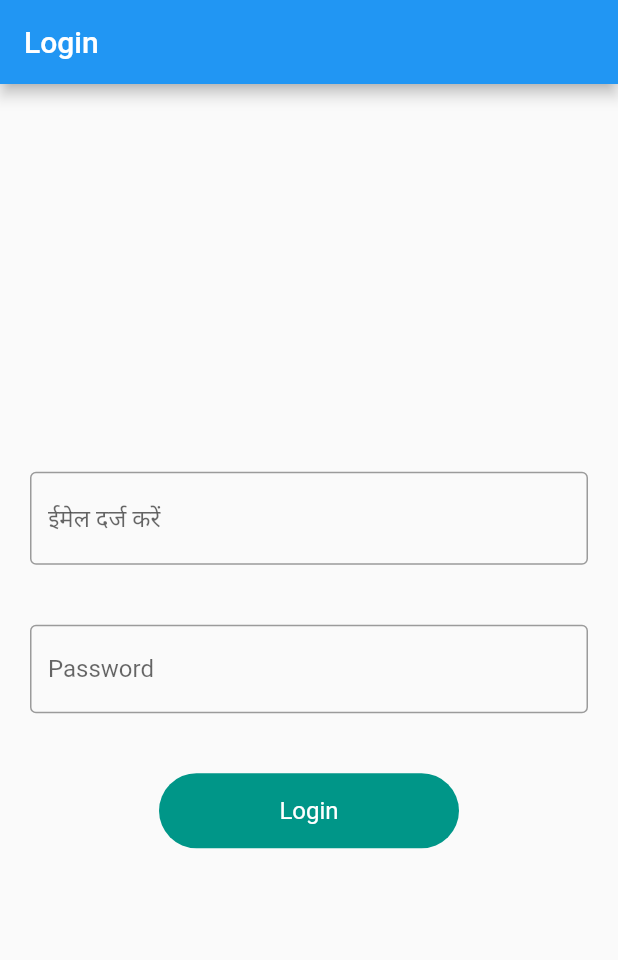
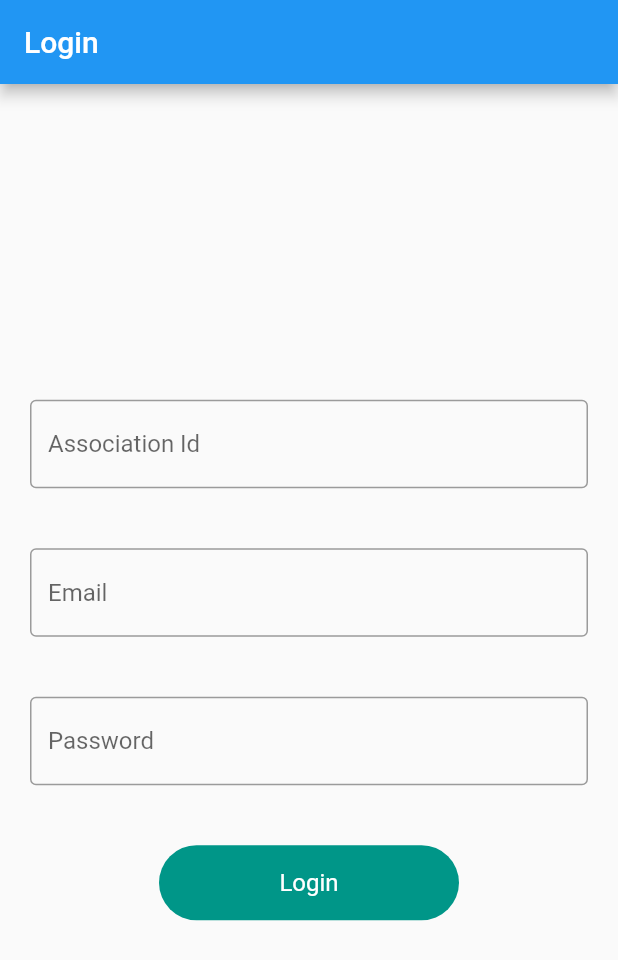
Before and after one commit to SanjukumarPukale/api_intigrate_getx_demo, a Flutter app: the screen it shows after launch, on a phone screen of 412 x 824 dp. Shown: the top 960 px of the screen. Run offline on Flutter 3.47's test engine with Material 2 defaults, Android fonts, the light colour scheme and no system bars; our stand-ins replace fluttertoast, get, shared_preferences; missing offline and left inert: shared_preferences_web.

Commit message:
new login api integrated

```diff
--- a/lib/main.dart
+++ b/lib/main.dart
@@ -13,7 +13,8 @@ class MyApp extends StatelessWidget {
     return GetMaterialApp(
       title: 'Flutter Demo',
       translations: Languages(),
-      locale: Locale('hi', 'IN'),
+      // locale: Locale('hi', 'IN'),
+      locale: Locale('en', 'US'),
       fallbackLocale: Locale('en', 'US'),
       theme: ThemeData(
         primarySwatch: Colors.blue,
--- a/lib/models/login/user_model.dart
+++ b/lib/models/login/user_model.dart
@@ -1,15 +1,44 @@
 class UserModel {
-  String? token;
+  String? accessToken;
+  int? expiresIn;
+  int? refreshExpiresIn;
+  String? refreshToken;
+  String? tokenType;
+  int? notBeforePolicy;
+  String? sessionState;
+  String? scope;
 
-  UserModel({this.token});
+  UserModel(
+      {this.accessToken,
+      this.expiresIn,
+      this.refreshExpiresIn,
+      this.refreshToken,
+      this.tokenType,
+      this.notBeforePolicy,
+      this.sessionState,
+      this.scope});
 
   UserModel.fromJson(Map<String, dynamic> json) {
-    token = json['token'];
+    accessToken = json['access_token'];
+    expiresIn = json['expires_in'];
+    refreshExpiresIn = json['refresh_expires_in'];
+    refreshToken = json['refresh_token'];
+    tokenType = json['token_type'];
+    notBeforePolicy = json['not-before-policy'];
+    sessionState = json['session_state'];
+    scope = json['scope'];
   }
 
   Map<String, dynamic> toJson() {
     final Map<String, dynamic> data = new Map<String, dynamic>();
-    data['token'] = this.token;
+    data['access_token'] = this.accessToken;
+    data['expires_in'] = this.expiresIn;
+    data['refresh_expires_in'] = this.refreshExpiresIn;
+    data['refresh_token'] = this.refreshToken;
+    data['token_type'] = this.tokenType;
+    data['not-before-policy'] = this.notBeforePolicy;
+    data['session_state'] = this.sessionState;
+    data['scope'] = this.scope;
     return data;
   }
 }
--- a/lib/res/getx_localization/language.dart
+++ b/lib/res/getx_localization/language.dart
@@ -1,6 +1,4 @@
-
-
-import 'package:get/get.dart';
+import 'package:api_intigrate_getx_demo/res/routes/app_exports.dart';
 
 class Languages extends Translations {
 
@@ -9,6 +7,7 @@ class Languages extends Translations {
   static const String welcomeBackText = 'welcome_back';
   static const String login = 'login';
   static const String passwordHint = 'password_hint';
+  static const String associationIdHint = 'association_id';
 
   @override
   Map<String, Map<String, String>> get keys => {
@@ -17,7 +16,8 @@ class Languages extends Translations {
       'password_hint': 'Password',
       'internet_exception': "we're unable to show results.\n Please check your data\n connection.",
       'welcome_back': "'Welcome\nBack'",
-      'login': 'Login'
+      'login': 'Login',
+      'association_id': 'Association Id'
     },
     'hi_IN': {
       'email_hint': 'ईमेल दर्ज करें'
--- a/lib/res/routes/app_exports.dart
+++ b/lib/res/routes/app_exports.dart
@@ -32,3 +32,5 @@ export 'package:api_intigrate_getx_demo/repository/home_repository/home_reposito
 export 'package:api_intigrate_getx_demo/models/login/user_model.dart';
 export 'package:api_intigrate_getx_demo/repository/login_repository/login_repository.dart';
 export 'package:shared_preferences/shared_preferences.dart';
+export 'package:crypto/crypto.dart';
+export 'package:api_intigrate_getx_demo/view/login/widgets/input_assosiation_id.dart';
--- a/lib/view/login/login_view.dart
+++ b/lib/view/login/login_view.dart
@@ -1,4 +1,5 @@
 import 'package:api_intigrate_getx_demo/res/routes/app_exports.dart';
+
 
 class LoginView extends StatefulWidget {
   const LoginView({ Key? key }) : super(key: key);
@@ -27,6 +28,8 @@ class _LoginViewState extends State<LoginView> {
             mainAxisAlignment: MainAxisAlignment.center,
             crossAxisAlignment: CrossAxisAlignment.center,
             children: [
+             InputAssociationId(),
+             SizedBox(height: 40,),
              InputEmailWidget(),
               SizedBox(height: 40,),
               InputPasswordWidget(),
--- /dev/null
+++ b/lib/view/login/widgets/input_assosiation_id.dart
@@ -0,0 +1,28 @@
+import 'package:api_intigrate_getx_demo/res/routes/app_exports.dart';
+
+
+class InputAssociationId extends StatelessWidget {
+  InputAssociationId({super.key});
+
+  final loginVM = Get.put(LoginViewModel());
+
+  @override
+  Widget build(BuildContext context) {
+    return TextFormField(
+                controller: loginVM.associationIdController.value,
+                focusNode: loginVM.associationIdFocusNode.value,
+                validator: (value) {
+                  if(value!.isEmpty) {
+                    Utils.SnackBar('Association Id', 'Enter Association Id');
+                  }
+                },
+                onFieldSubmitted: (value) {
+                  Utils.fieldfocusChange(context, loginVM.associationIdFocusNode.value, loginVM.emailFocusNode.value,);
+                },
+                decoration: InputDecoration(
+                  hintText: Languages.associationIdHint.tr,
+                  border: OutlineInputBorder()
+                ),
+              );
+  }
+}
--- a/lib/view_model/controller/login/login_view_model.dart
+++ b/lib/view_model/controller/login/login_view_model.dart
@@ -7,9 +7,12 @@ class LoginViewModel extends GetxController {
 
   final emailController = TextEditingController().obs;
   final passwordController = TextEditingController().obs;
+  final associationIdController = TextEditingController().obs;
 
   final emailFocusNode = FocusNode().obs;
   final passwordFocusNode = FocusNode().obs;
+  final associationIdFocusNode = FocusNode().obs;
+
 
   RxBool loading = false.obs;
 
@@ -17,7 +20,8 @@ class LoginViewModel extends GetxController {
     loading.value = true;
     Map data = {
       'email': emailController.value.text,
-      'password': passwordController.value.text
+      'password': passwordController.value.text,
+      'associationId': associationIdController.value.text
     };
     _api.loginApi(data).then((value) {
       loading.value = false;
--- a/lib/view_model/controller/user_preference/user_preference_view_model.dart
+++ b/lib/view_model/controller/user_preference/user_preference_view_model.dart
@@ -1,16 +1,17 @@
 import 'package:api_intigrate_getx_demo/res/routes/app_exports.dart';
 
 class UserPreferences {
+
   Future<bool> saveUser(UserModel responseModel) async {
     SharedPreferences sp = await SharedPreferences.getInstance();
-    sp.setString('token', responseModel.token.toString());
+    sp.setString('token', responseModel.accessToken.toString());
     return true;
   }
 
   Future<UserModel> getUser() async {
     SharedPreferences sp = await SharedPreferences.getInstance();
     String? token = sp.getString('token');
-    return UserModel(token: token);
+    return UserModel(accessToken: token);
   }
 
    Future<bool> removeUser() async {
--- a/lib/view_model/services/splash_services.dart
+++ b/lib/view_model/services/splash_services.dart
@@ -8,8 +8,8 @@ class SplashServices {
 
   Timer(const Duration(seconds: 3), () {
      userPreferences.getUser().then((value) {
-    print(value.token);
-    if(value.token.toString() == 'null') {
+    print(value.accessToken);
+    if(value.accessToken.toString() == 'null') {
       Get.offAllNamed(RouteName.loginView);
     } else {
       Get.offAllNamed(RouteName.homeView);
--- a/pubspec.yaml
+++ b/pubspec.yaml
@@ -39,6 +39,7 @@ dependencies:
   get: ^4.6.5
   fluttertoast: ^8.2.1
   shared_preferences: ^2.1.0
+  crypto: ^3.0.3
 
 dev_dependencies:
   flutter_test:
```
Also changed, not shown: lib/repository/login_repository/login_repository.dart (+14 -1 lines), lib/res/app_url/app_url.dart (+8 -1 lines), pubspec.lock.
